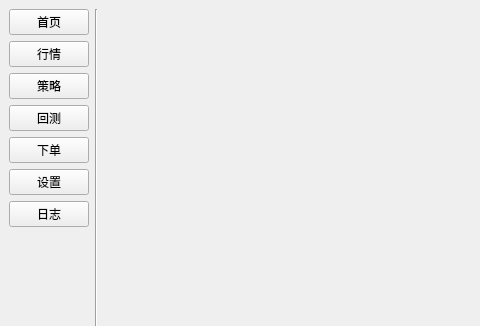
Qt form app/ui/mainwindow.ui (ctpbee/ctpbee_desktop) before a commit; both pictures show x 0 to 480 and y 0 to 326 of the 1016 by 700 pixel window.
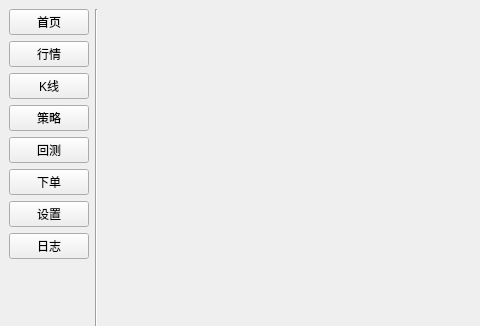
The same form after that commit. Icons and pictures are not drawn.

```diff
--- a/app/ui/mainwindow.ui
+++ b/app/ui/mainwindow.ui
@@ -35,6 +35,13 @@
         </property>
        </widget>
       </item>
+      <item>
+       <widget class="QPushButton" name="kline_btn">
+        <property name="text">
+         <string>K线</string>
+        </property>
+       </widget>
+      </item>
       <item>
        <widget class="QPushButton" name="strategy_btn">
         <property name="text">
```
